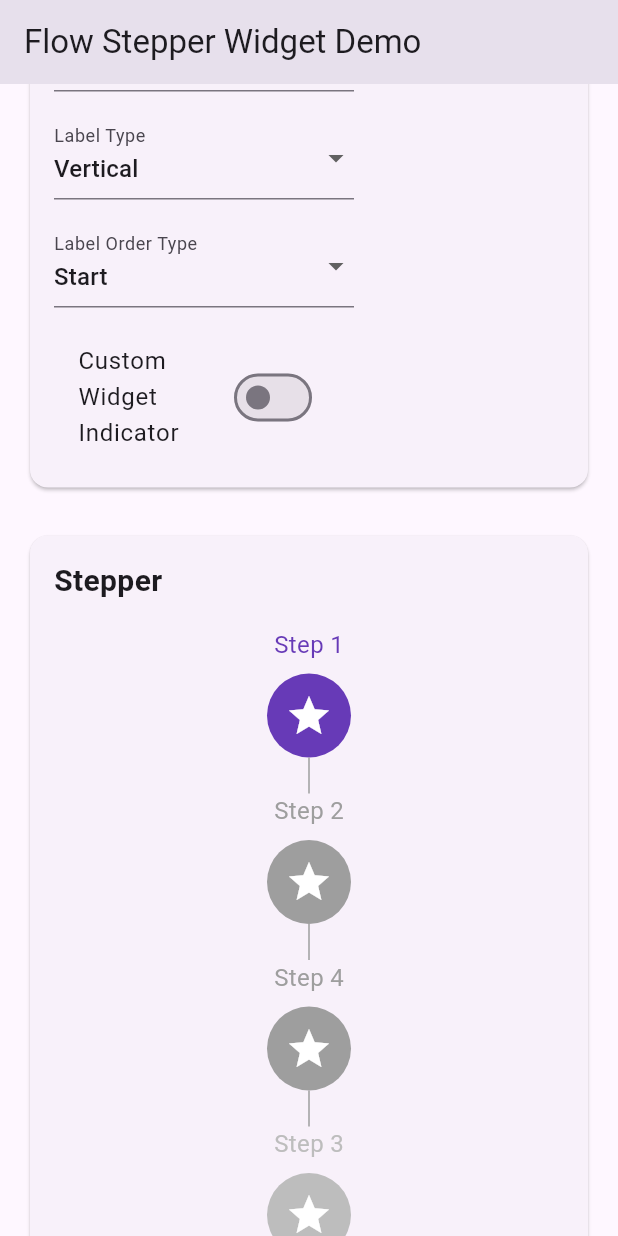
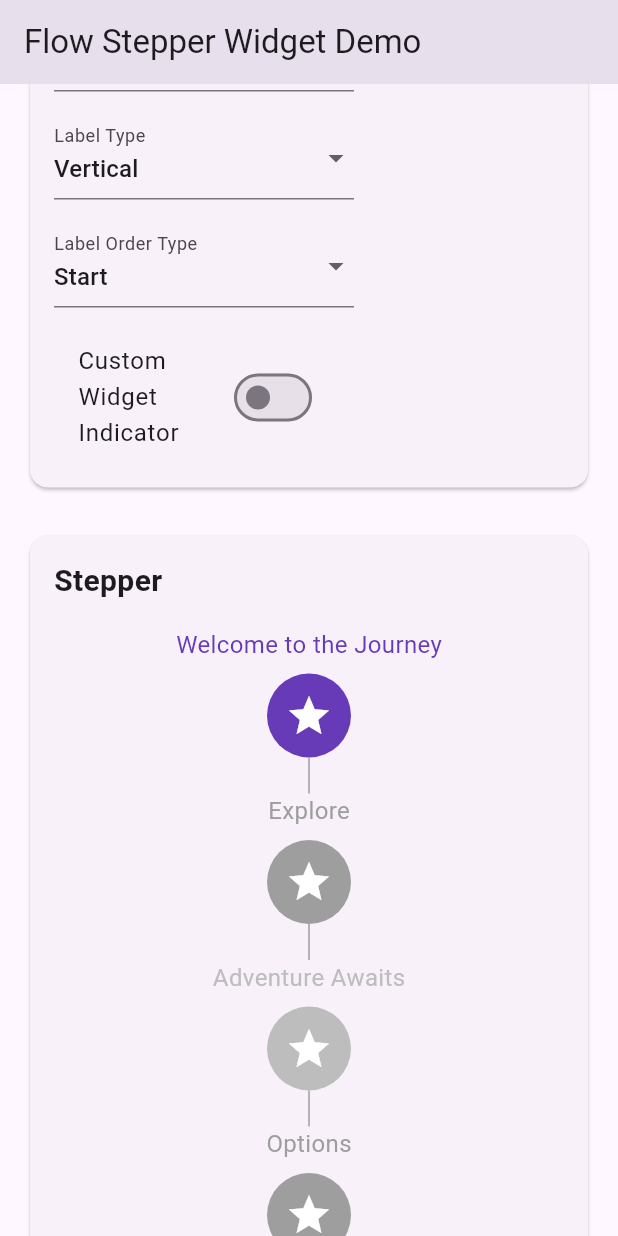
Before and after one commit to danial2026/flow_stepper_widget, a Flutter app: the screen it shows after launch, scrolled down 1152 dp, on a phone screen of 412 x 824 dp. Run offline on Flutter 3.47's test engine with Material 3 defaults, Android fonts, the phone set to English and light mode, and no system bars.

Commit message:
Refactor README.md and example app for improved clarity and functionality
- Updated README.md to enhance usage instructions, customization options, and examples for the FlowStepperWidget.
- Simplified step definitions and added new properties for better customization.
- Modified example app to utilize new step icon builder and improved step handling.
- Enhanced demo steps with more descriptive labels for better user experience.

```diff
--- a/example/lib/main.dart
+++ b/example/lib/main.dart
@@ -81,7 +81,6 @@ class _MyHomePageState extends State<MyHomePage> {
     );
   }
 
-
   Future<void> _launchUrl(String url) async {
     if (!await launchUrl(
       Uri.parse(url),
@@ -112,8 +111,8 @@ class _MyHomePageState extends State<MyHomePage> {
                     Text(
                       'Flow Stepper Widget',
                       style: Theme.of(context).textTheme.headlineSmall?.copyWith(
-                        fontWeight: FontWeight.bold,
-                      ),
+                            fontWeight: FontWeight.bold,
+                          ),
                     ),
                     const SizedBox(height: 8),
                     Text(
@@ -431,13 +430,7 @@ class _MyHomePageState extends State<MyHomePage> {
                         stepAnimationDuration: const Duration(milliseconds: 300),
                         onStepTap: _toggleStep,
                         onStepLongPress: _showTooltip,
-                        stepIconBuilder: _useCustomWidget
-                            ? (context, active, color, size) => Icon(
-                                  Icons.edit,
-                                  size: _customWidgetSize,
-                                  color: Colors.white,
-                                )
-                            : null,
+                        stepIconBuilder: _useCustomWidget ? _buildStepIcon : null,
                       ),
                     ),
                   ],
@@ -449,4 +442,21 @@ class _MyHomePageState extends State<MyHomePage> {
       ),
     );
   }
+
+  Widget _buildStepIcon(BuildContext context, FlowStep step, Color color, double size) {
+    int index = demoSteps.indexWhere((step) => step.id == step.id);
+    return Icon(
+      _getStepIcons[index],
+      size: size,
+      color: Colors.white,
+    );
+  }
+
+  final List<IconData> _getStepIcons = [
+    Icons.star,
+    Icons.favorite,
+    Icons.bolt,
+    Icons.cloud,
+    Icons.diamond,
+  ];
 }
--- a/example/lib/mock_events.dart
+++ b/example/lib/mock_events.dart
@@ -1,28 +1,27 @@
 import 'package:flow_stepper_widget/flow_stepper_widget.dart';
-import 'package:flutter/material.dart';
 
 /// Demo steps for the FlowStepperWidget example
 final List<FlowStep> demoSteps = [
   const FlowStep(
     id: 'step1',
-    label: 'Step 1',
-    icon: Icons.star,
+    label: 'Welcome to the Journey',
     active: true,
   ),
   const FlowStep(
     id: 'step2',
-    label: 'Step 2',
-    icon: Icons.star,
+    label: 'Explore',
+  ),
+  const FlowStep(
+    id: 'step3',
+    label: 'Adventure Awaits',
+    enabled: false,
   ),
   const FlowStep(
     id: 'step4',
-    label: 'Step 4',
-    icon: Icons.star,
+    label: 'Options',
   ),
   const FlowStep(
-    id: 'step3',
-    label: 'Step 3',
-    icon: Icons.star,
-    enabled: false,
+    id: 'step5',
+    label: 'Final Destination',
   ),
 ];
--- a/lib/src/flow_stepper_widget.dart
+++ b/lib/src/flow_stepper_widget.dart
@@ -81,7 +81,7 @@ class FlowStepperWidget extends StatelessWidget {
   final Widget Function(BuildContext, FlowStep)? labelBuilder;
 
   /// Custom builder for step icons
-  final Widget Function(BuildContext, bool, Color, double)? stepIconBuilder;
+  final Widget Function(BuildContext, FlowStep, Color, double)? stepIconBuilder;
 
   /// Custom painter for connecting lines
   final CustomPainter? linePainter;
@@ -189,7 +189,7 @@ class FlowStepperWidget extends StatelessWidget {
             color: effectiveColor,
           ),
           padding: step.padding ?? stepPadding,
-          child: stepIconBuilder?.call(context, step.active, effectiveColor, step.iconSize ?? stepIconSize) ??
+          child: stepIconBuilder?.call(context, step, effectiveColor, step.iconSize ?? stepIconSize) ??
               Icon(
                 step.icon,
                 size: step.iconSize ?? stepIconSize,
```
Also changed, not shown: 1 other file.
